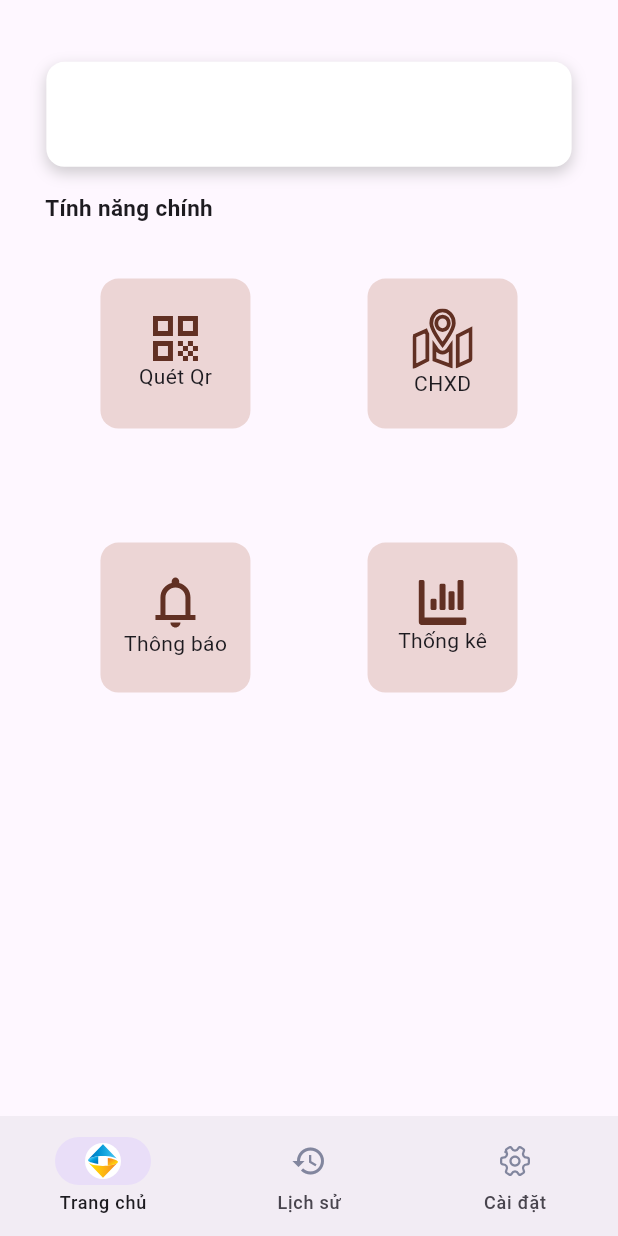
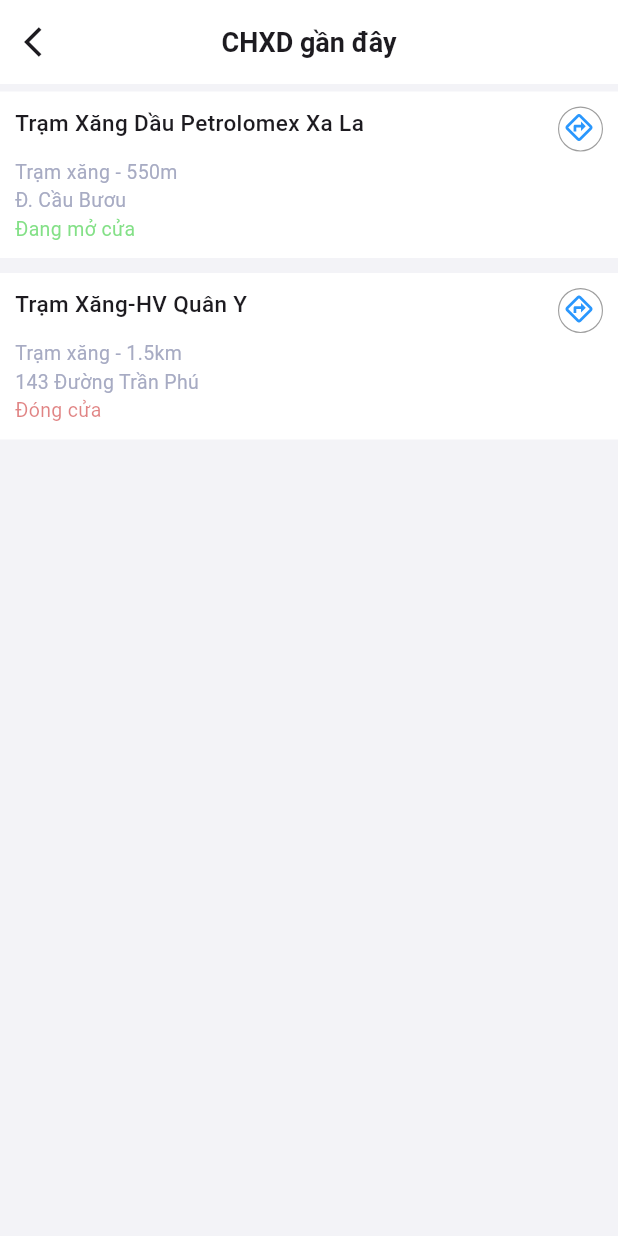
Before and after one commit to mobilenabit/driver_app, a Flutter app: the screen it shows after launch, on a phone screen of 412 x 824 dp. Run offline on Flutter 3.47's test engine with Material 3 defaults, Android fonts, the light colour scheme and no system bars; our stand-ins replace dio, flutter_otp_text_field, flutter_secure_storage, flutter_svg, fluttertoast, get and 1 more; missing offline and left inert: conditional_wrap, crclib.

Commit message:
add gas station screen

```diff
--- a/lib/main.dart
+++ b/lib/main.dart
@@ -1,3 +1,4 @@
+import 'package:driver_app/screens/gas_station.dart';
 import 'package:driver_app/screens/home.dart';
 import 'package:driver_app/screens/info.dart';
 import 'package:driver_app/screens/license_plate.dart';
@@ -21,7 +22,7 @@ class MyApp extends StatelessWidget {
         colorScheme: ColorScheme.fromSeed(seedColor: Colors.deepPurple),
         useMaterial3: true,
       ),
-      home: const HomeScreen(),
+      home: const GasStationScreen(),
     );
   }
 }
--- /dev/null
+++ b/lib/screens/gas_station.dart
@@ -0,0 +1,165 @@
+import 'package:flutter/material.dart';
+import 'package:flutter_svg/flutter_svg.dart';
+
+class GasStationScreen extends StatefulWidget {
+  const GasStationScreen({super.key});
+
+  @override
+  State<GasStationScreen> createState() => _GasStationScreenState();
+}
+
+List<GasMap> _item = [
+  GasMap(
+      name: 'Trạm Xăng Dầu Petrolomex Xa La',
+      address: 'Đ. Cầu Bươu',
+      station: 'Trạm xăng',
+      distance: '550m',
+      iconAsset: 'assets/icons/road.svg',
+      status: 'Đang mở cửa'),
+  GasMap(
+      name: 'Trạm Xăng-HV Quân Y',
+      address: '143 Đường Trần Phú',
+      station: 'Trạm xăng',
+      distance: '1.5km',
+      iconAsset: 'assets/icons/road.svg',
+      status: 'Đóng cửa')
+];
+
+class _GasStationScreenState extends State<GasStationScreen> {
+  @override
+  Widget build(BuildContext context) {
+    var size = MediaQuery.of(context).size;
+    return Scaffold(
+      backgroundColor: const Color.fromRGBO(243, 243, 247, 1),
+      appBar: AppBar(
+        backgroundColor: Colors.white,
+        leading: IconButton(
+          onPressed: () {
+            Navigator.pop(context);
+          },
+          icon: const Icon(Icons.arrow_back_ios),
+        ),
+        title: const Text(
+          'CHXD gần đây',
+          style: TextStyle(
+            fontSize: 18,
+            fontWeight: FontWeight.w600,
+          ),
+        ),
+        centerTitle: true,
+      ),
+      body: ListView.builder(
+        itemCount: _item.length,
+        itemBuilder: (context, index) {
+          return Container(
+            margin: const EdgeInsets.symmetric(
+              vertical: 5.0,
+            ),
+            padding: const EdgeInsets.all(10.0),
+            decoration: BoxDecoration(
+              color: Colors.white,
+              // boxShadow: [
+              //   BoxShadow(
+              //     color: Colors.black12,
+              //     blurRadius: 5.0,
+              //     offset: Offset(0, 2),
+              //   ),
+              // ],
+            ),
+            child: Column(
+              crossAxisAlignment: CrossAxisAlignment.start,
+              children: [
+                Row(
+                  crossAxisAlignment: CrossAxisAlignment.start,
+                  mainAxisAlignment: MainAxisAlignment.spaceBetween,
+                  children: [
+                    Expanded(
+                      child: Text(
+                        _item[index].name,
+                        style: const TextStyle(
+                            fontSize: 15, fontWeight: FontWeight.w500),
+                        maxLines: 2, // Limit the text to 2 lines
+                        overflow: TextOverflow
+                            .ellipsis, // Add ellipsis if text exceeds 2 lines
+                      ),
+                    ),
+                    Container(
+                      width: 30,
+                      height: 30,
+                      decoration: BoxDecoration(
+                        shape: BoxShape.circle,
+                        border: Border.all(width: 0.75, color: Colors.grey),
+                      ),
+                      child: Center(
+                        child: SvgPicture.asset(_item[index].iconAsset),
+                      ),
+                    ),
+                  ],
+                ),
+                const SizedBox(height: 4),
+                Row(
+                  children: [
+                    Text(
+                      _item[index].station,
+                      style: const TextStyle(
+                        fontSize: 13,
+                        color: Color.fromRGBO(167, 171, 195, 1),
+                      ),
+                    ),
+                    const Text(
+                      ' - ',
+                      style: TextStyle(
+                        fontSize: 13,
+                        color: Color.fromRGBO(167, 171, 195, 1),
+                      ),
+                    ),
+                    Text(
+                      _item[index].distance,
+                      style: const TextStyle(
+                        fontSize: 13,
+                        color: Color.fromRGBO(167, 171, 195, 1),
+                      ),
+                    ),
+                  ],
+                ),
+                Text(
+                  _item[index].address,
+                  style: const TextStyle(
+                    fontSize: 13,
+                    color: Color.fromRGBO(167, 171, 195, 1),
+                  ),
+                ),
+                Text(
+                  _item[index].status,
+                  style: TextStyle(
+                      fontSize: 13,
+                      color: _item[index].status == 'Đang mở cửa'
+                          ? Color.fromRGBO(22, 197, 29, 0.53)
+                          : Color.fromRGBO(197, 22, 22, 0.53)),
+                ),
+              ],
+            ),
+          );
+        },
+      ),
+    );
+  }
+}
+
+class GasMap {
+  final String name;
+  final String address;
+  final String distance;
+  final String iconAsset;
+  final String status;
+  final String station;
+
+  GasMap({
+    required this.name,
+    required this.address,
+    required this.distance,
+    required this.iconAsset,
+    required this.status,
+    required this.station,
+  });
+}
--- a/lib/screens/info.dart
+++ b/lib/screens/info.dart
@@ -71,8 +71,8 @@
                     itemBuilder: (context, index) {
                       return Center(
                         child: Container(
-                          height: 100,
-                          width: 100,
+                          height: 110,
+                          width: 110,
                           decoration: BoxDecoration(
                             color: Color.fromARGB(255, 236, 213, 213),
                             borderRadius: BorderRadius.circular(12),
```
Also changed, not shown: assets/icons/Line.png (deleted), assets/icons/Vector (Stroke).png (deleted), assets/icons/arrow_down.png (deleted), assets/icons/arrow_left.png (deleted), assets/icons/arrow_right.png (deleted), assets/icons/arrowright.png (deleted), assets/icons/calender.png (deleted), assets/icons/filter.png (deleted), assets/icons/road.svg (added), assets/icons/search.png (deleted).
